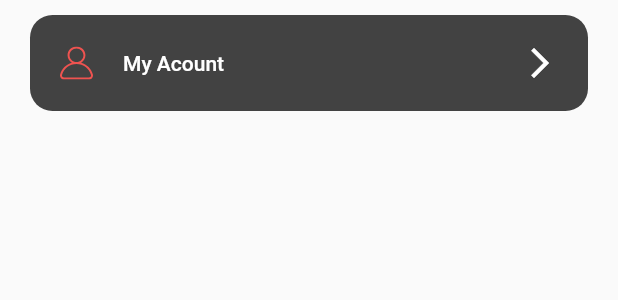
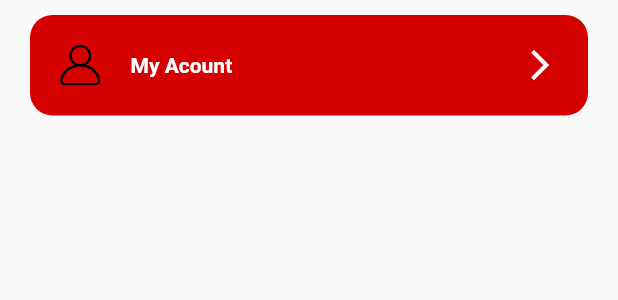
Before and after one commit to piyawatbol/FT_Work1, a Flutter app: the ProfileMenu widget shown alone on an empty page, opened directly, on a phone screen of 412 x 824 dp. Shown: the top 300 px of the screen. Run offline on Flutter 3.47's test engine with Material 2 defaults, Android fonts, the phone set to English and light mode, and no system bars; our stand-ins replace flutter_svg, google_fonts; network calls fail.

Commit message:
เปลี่ยนสี

```diff
--- a/lib/profile/profile_menu.dart
+++ b/lib/profile/profile_menu.dart
@@ -21,20 +21,22 @@ class ProfileMenu extends StatelessWidget {
           shape:
               RoundedRectangleBorder(borderRadius: BorderRadius.circular(15)),
           padding: EdgeInsets.all(20),
-          color: Colors.grey.shade800,
+          color: Colors.redAccent.shade700,
           onPressed: press,
           child: Row(
             children: [
               SvgPicture.asset(
                 icon,
-                width: 22,
-                color: Colors.red.shade400,
+                width: 27,
+                color: Colors.black,
               ),
               SizedBox(
                 width: 20,
               ),
               Expanded(
-                  child: Text(text, style: TextStyle(color: Colors.white))),
+                  child: Text(text,
+                      style: TextStyle(
+                          color: Colors.white, fontWeight: FontWeight.bold))),
               Icon(
                 Icons.arrow_forward_ios,
                 color: Colors.white,
```
Also changed, not shown: pubspec.lock.
